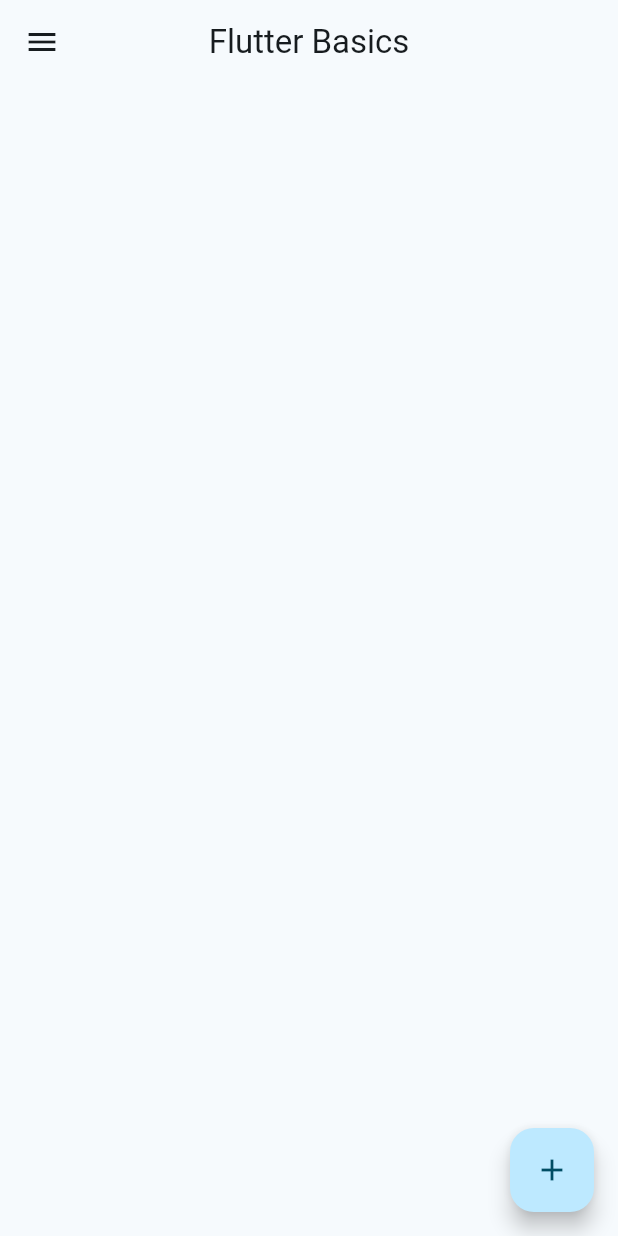
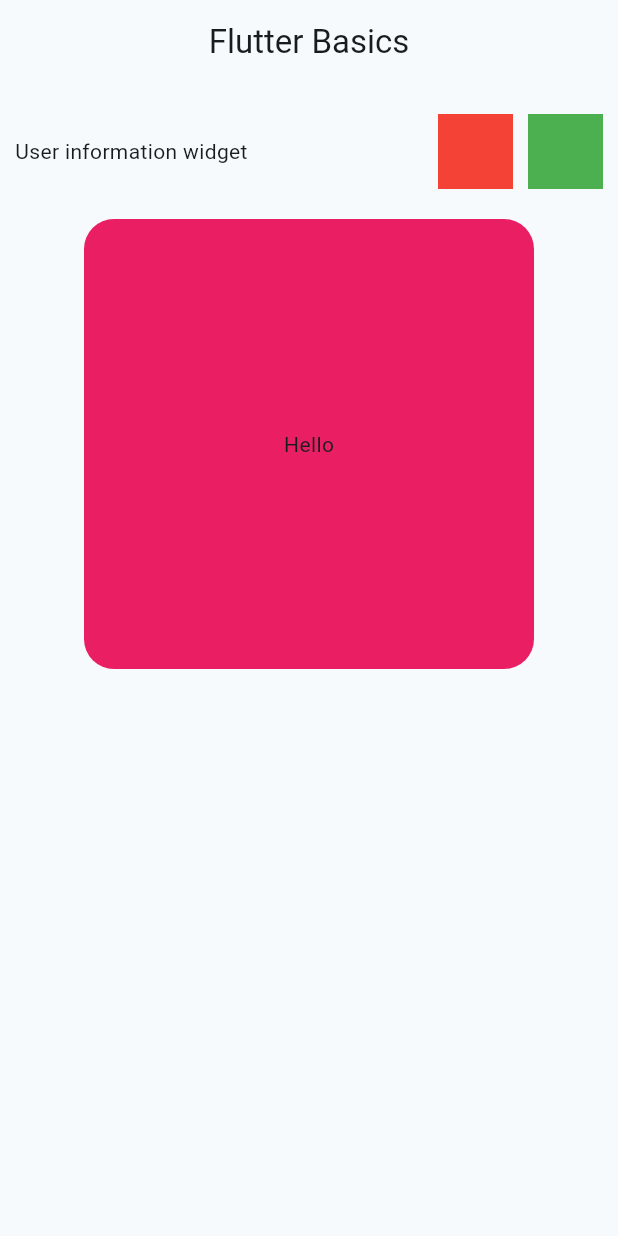
Before and after one commit to ravenpdev/flutter_basics, a Flutter app: the screen it shows after launch, on a phone screen of 412 x 824 dp. Run offline on Flutter 3.47's test engine with Material 2 defaults, Android fonts, the phone set to English and light mode, and no system bars.

Commit message:
Presentation Layer - containt all the ui widgets

```diff
--- a/lib/main.dart
+++ b/lib/main.dart
@@ -1,11 +1,12 @@
 import 'package:flutter/material.dart';
+import 'package:flutter_basics/presentation/home/home_page.dart';
 
 void main() {
-  runApp(const MyApp());
+  runApp(const App());
 }
 
-class MyApp extends StatelessWidget {
-  const MyApp({super.key});
+class App extends StatelessWidget {
+  const App({super.key});
 
   // This widget is the root of your application.
   @override
@@ -17,37 +18,7 @@ class MyApp extends StatelessWidget {
         colorScheme: ColorScheme.fromSeed(seedColor: Colors.blueGrey),
         useMaterial3: true,
       ),
-      home: Scaffold(
-        appBar: AppBar(
-          title: const Text('Flutter Basics'),
-          centerTitle: true,
-        ),
-        body: Container(),
-        floatingActionButton: FloatingActionButton(
-          onPressed: () {},
-          child: const Icon(Icons.add),
-        ),
-        drawer: Drawer(
-          child: ListView(
-            padding: EdgeInsets.zero,
-            children: [
-              const DrawerHeader(
-                child: Text(
-                  'Drawer Header',
-                ),
-              ),
-              ListTile(
-                title: const Text('Item 1'),
-                onTap: () {},
-              ),
-              ListTile(
-                title: const Text('Item 2'),
-                onTap: () {},
-              )
-            ],
-          ),
-        ),
-      ),
+      home: const HomePage(),
     );
   }
 }
--- /dev/null
+++ b/lib/presentation/home/home_page.dart
@@ -0,0 +1,35 @@
+import 'package:flutter/material.dart';
+import 'package:flutter_basics/presentation/home/widgets/user_info.dart';
+
+class HomePage extends StatelessWidget {
+  const HomePage({super.key});
+
+  @override
+  Widget build(BuildContext context) {
+    return Scaffold(
+      appBar: AppBar(
+        title: const Text('Flutter Basics'),
+        centerTitle: true,
+      ),
+      body: SingleChildScrollView(
+        padding: const EdgeInsets.symmetric(horizontal: 10),
+        child: Column(
+          children: [
+            const SizedBox(height: 20),
+            const UserInfo(name: 'User information widget'),
+            const SizedBox(height: 20),
+            Container(
+              height: 300,
+              width: 300,
+              decoration: BoxDecoration(
+                borderRadius: BorderRadius.circular(20),
+                color: Colors.pink,
+              ),
+              child: const Center(child: Text('Hello')),
+            ),
+          ],
+        ),
+      ),
+    );
+  }
+}
--- /dev/null
+++ b/lib/presentation/home/widgets/user_info.dart
@@ -0,0 +1,28 @@
+import 'package:flutter/material.dart';
+
+class UserInfo extends StatelessWidget {
+  const UserInfo({super.key, required this.name});
+
+  final String name;
+
+  @override
+  Widget build(BuildContext context) {
+    return Row(
+      children: [
+        Expanded(child: Text(name)),
+        const SizedBox(width: 10),
+        Container(
+          height: 50,
+          width: 50,
+          color: Colors.red,
+        ),
+        const SizedBox(width: 10),
+        Container(
+          height: 50,
+          width: 50,
+          color: Colors.green,
+        ),
+      ],
+    );
+  }
+}
```
